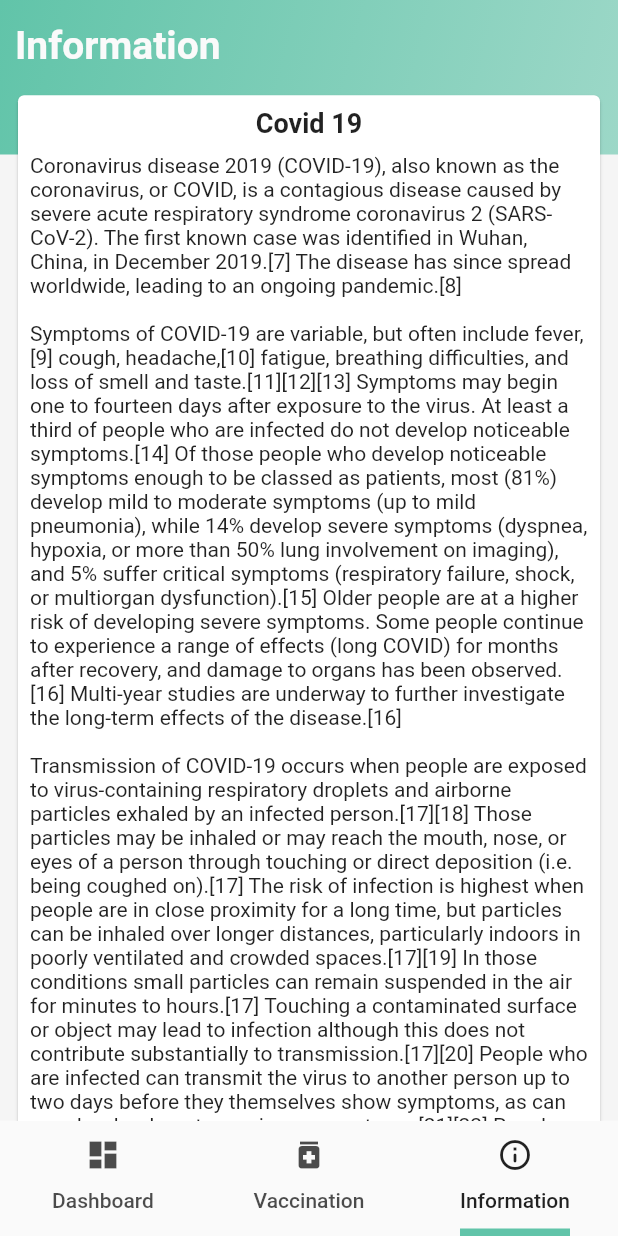
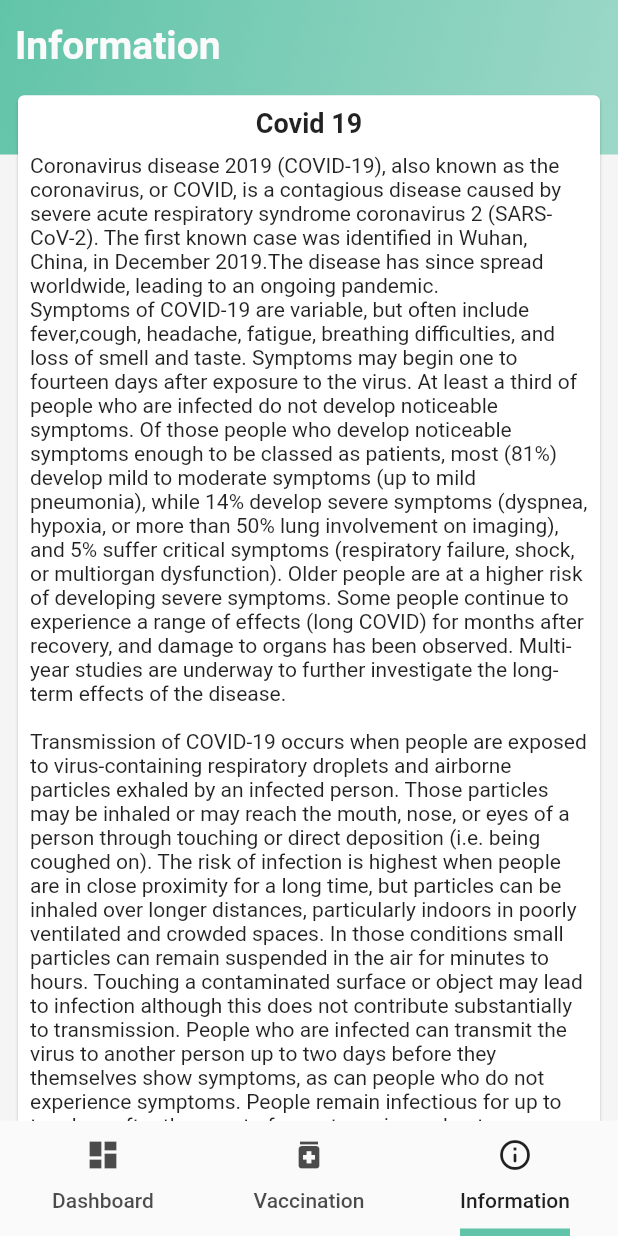
Before and after one commit to DaniyalDolare/Covid19-Tracker-App-Vaccine-and-Cases-, a Flutter app: the screen it shows after launch, item 3 of the bottom bar chosen, on a phone screen of 412 x 824 dp. Run offline on Flutter 3.47's test engine with Material 2 defaults, Android fonts, the phone set to English and light mode, and no system bars; our stand-ins replace shared_preferences; network calls fail.

Commit message:
removed unwanted text

```diff
--- a/lib/screens/tabs/information_tab.dart
+++ b/lib/screens/tabs/information_tab.dart
@@ -40,11 +40,10 @@ class _InformationTabState extends State<InformationTab> {
                         height: 10,
                       ),
                       Text(
-                          """Coronavirus disease 2019 (COVID-19), also known as the coronavirus, or COVID, is a contagious disease caused by severe acute respiratory syndrome coronavirus 2 (SARS-CoV-2). The first known case was identified in Wuhan, China, in December 2019.[7] The disease has since spread worldwide, leading to an ongoing pandemic.[8]
+                          """Coronavirus disease 2019 (COVID-19), also known as the coronavirus, or COVID, is a contagious disease caused by severe acute respiratory syndrome coronavirus 2 (SARS-CoV-2). The first known case was identified in Wuhan, China, in December 2019.The disease has since spread worldwide, leading to an ongoing pandemic.
+Symptoms of COVID-19 are variable, but often include fever,cough, headache, fatigue, breathing difficulties, and loss of smell and taste. Symptoms may begin one to fourteen days after exposure to the virus. At least a third of people who are infected do not develop noticeable symptoms. Of those people who develop noticeable symptoms enough to be classed as patients, most (81%) develop mild to moderate symptoms (up to mild pneumonia), while 14% develop severe symptoms (dyspnea, hypoxia, or more than 50% lung involvement on imaging), and 5% suffer critical symptoms (respiratory failure, shock, or multiorgan dysfunction). Older people are at a higher risk of developing severe symptoms. Some people continue to experience a range of effects (long COVID) for months after recovery, and damage to organs has been observed. Multi-year studies are underway to further investigate the long-term effects of the disease.
 
-Symptoms of COVID-19 are variable, but often include fever,[9] cough, headache,[10] fatigue, breathing difficulties, and loss of smell and taste.[11][12][13] Symptoms may begin one to fourteen days after exposure to the virus. At least a third of people who are infected do not develop noticeable symptoms.[14] Of those people who develop noticeable symptoms enough to be classed as patients, most (81%) develop mild to moderate symptoms (up to mild pneumonia), while 14% develop severe symptoms (dyspnea, hypoxia, or more than 50% lung involvement on imaging), and 5% suffer critical symptoms (respiratory failure, shock, or multiorgan dysfunction).[15] Older people are at a higher risk of developing severe symptoms. Some people continue to experience a range of effects (long COVID) for months after recovery, and damage to organs has been observed.[16] Multi-year studies are underway to further investigate the long-term effects of the disease.[16]
-
-Transmission of COVID-19 occurs when people are exposed to virus-containing respiratory droplets and airborne particles exhaled by an infected person.[17][18] Those particles may be inhaled or may reach the mouth, nose, or eyes of a person through touching or direct deposition (i.e. being coughed on).[17] The risk of infection is highest when people are in close proximity for a long time, but particles can be inhaled over longer distances, particularly indoors in poorly ventilated and crowded spaces.[17][19] In those conditions small particles can remain suspended in the air for minutes to hours.[17] Touching a contaminated surface or object may lead to infection although this does not contribute substantially to transmission.[17][20] People who are infected can transmit the virus to another person up to two days before they themselves show symptoms, as can people who do not experience symptoms.[21][22] People remain infectious for up to ten days after the onset of symptoms in moderate cases and up to twenty days in severe cases.[23]
+Transmission of COVID-19 occurs when people are exposed to virus-containing respiratory droplets and airborne particles exhaled by an infected person. Those particles may be inhaled or may reach the mouth, nose, or eyes of a person through touching or direct deposition (i.e. being coughed on). The risk of infection is highest when people are in close proximity for a long time, but particles can be inhaled over longer distances, particularly indoors in poorly ventilated and crowded spaces. In those conditions small particles can remain suspended in the air for minutes to hours. Touching a contaminated surface or object may lead to infection although this does not contribute substantially to transmission. People who are infected can transmit the virus to another person up to two days before they themselves show symptoms, as can people who do not experience symptoms. People remain infectious for up to ten days after the onset of symptoms in moderate cases and up to twenty days in severe cases.
 
 Several testing methods have been developed to diagnose the disease. The standard diagnostic method is by detection of the virus' nucleic acid by real-time reverse transcription polymerase chain reaction (rRT-PCR), transcription-mediated amplification (TMA), or by reverse transcription loop-mediated isothermal amplification (RT-LAMP) from a nasopharyngeal swab.
 
```
